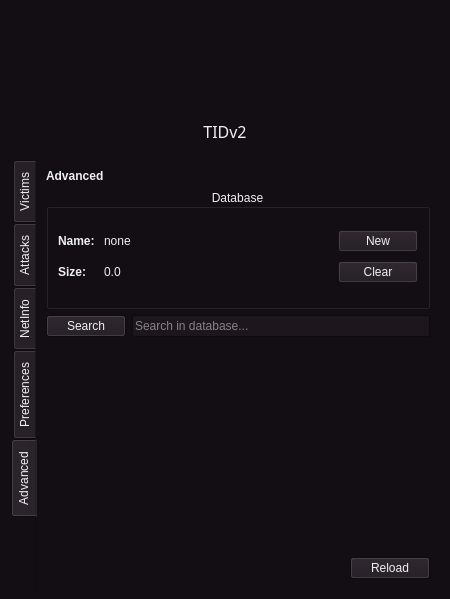
Qt form core/qt5/Main.ui (0xInfection/TIDoS-Framework) before a commit.
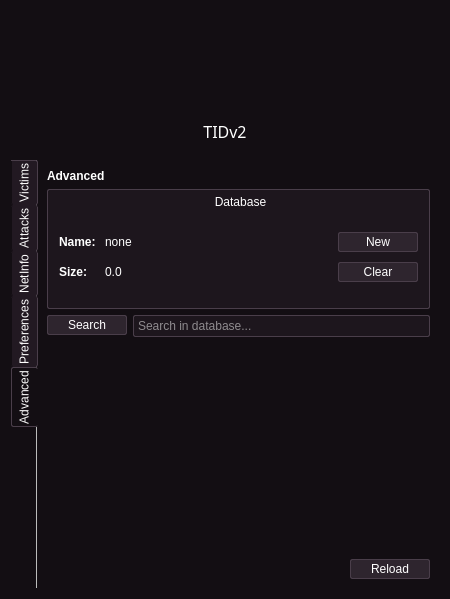
The same form after that commit. The open tabs and pages were chosen to show the change. Icons and pictures are not drawn.

Diff of the .ui file:
```diff
--- a/core/qt5/Main.ui
+++ b/core/qt5/Main.ui
@@ -40,36 +40,36 @@
      <colorrole role="Light">
       <brush brushstyle="SolidPattern">
        <color alpha="255">
-        <red>195</red>
-        <green>165</green>
-        <blue>195</blue>
+        <red>122</red>
+        <green>110</green>
+        <blue>122</blue>
        </color>
       </brush>
      </colorrole>
      <colorrole role="Midlight">
       <brush brushstyle="SolidPattern">
        <color alpha="255">
-        <red>172</red>
-        <green>126</green>
-        <blue>172</blue>
+        <red>122</red>
+        <green>110</green>
+        <blue>122</blue>
        </color>
       </brush>
      </colorrole>
      <colorrole role="Dark">
       <brush brushstyle="SolidPattern">
        <color alpha="255">
-        <red>143</red>
-        <green>105</green>
-        <blue>143</blue>
+        <red>122</red>
+        <green>110</green>
+        <blue>122</blue>
        </color>
       </brush>
      </colorrole>
      <colorrole role="Mid">
       <brush brushstyle="SolidPattern">
        <color alpha="255">
-        <red>105</red>
-        <green>77</green>
-        <blue>105</blue>
+        <red>122</red>
+        <green>110</green>
+        <blue>122</blue>
        </color>
       </brush>
      </colorrole>
@@ -121,9 +121,9 @@
      <colorrole role="Shadow">
       <brush brushstyle="SolidPattern">
        <color alpha="255">
-        <red>172</red>
-        <green>126</green>
-        <blue>172</blue>
+        <red>122</red>
+        <green>110</green>
+        <blue>122</blue>
        </color>
       </brush>
      </colorrole>
@@ -231,36 +231,36 @@
      <colorrole role="Light">
       <brush brushstyle="SolidPattern">
        <color alpha="255">
-        <red>195</red>
-        <green>165</green>
-        <blue>195</blue>
+        <red>122</red>
+        <green>110</green>
+        <blue>122</blue>
        </color>
       </brush>
      </colorrole>
      <colorrole role="Midlight">
       <brush brushstyle="SolidPattern">
        <color alpha="255">
-        <red>172</red>
-        <green>126</green>
-        <blue>172</blue>
+        <red>122</red>
+        <green>110</green>
+        <blue>122</blue>
        </color>
       </brush>
      </colorrole>
      <colorrole role="Dark">
       <brush brushstyle="SolidPattern">
        <color alpha="255">
-        <red>143</red>
-        <green>105</green>
-        <blue>143</blue>
+        <red>122</red>
+        <green>110</green>
+        <blue>122</blue>
        </color>
       </brush>
      </colorrole>
      <colorrole role="Mid">
       <brush brushstyle="SolidPattern">
        <color alpha="255">
-        <red>105</red>
-        <green>77</green>
-        <blue>105</blue>
+        <red>122</red>
+        <green>110</green>
+        <blue>122</blue>
        </color>
       </brush>
      </colorrole>
@@ -312,9 +312,9 @@
      <colorrole role="Shadow">
       <brush brushstyle="SolidPattern">
        <color alpha="255">
-        <red>172</red>
-        <green>126</green>
-        <blue>172</blue>
+        <red>122</red>
+        <green>110</green>
+        <blue>122</blue>
        </color>
       </brush>
      </colorrole>
@@ -404,9 +404,9 @@
      <colorrole role="WindowText">
       <brush brushstyle="SolidPattern">
        <color alpha="255">
-        <red>143</red>
-        <green>105</green>
-        <blue>143</blue>
+        <red>122</red>
+        <green>110</green>
+        <blue>122</blue>
        </color>
       </brush>
      </colorrole>
@@ -422,45 +422,45 @@
      <colorrole role="Light">
       <brush brushstyle="SolidPattern">
        <color alpha="255">
-        <red>195</red>
-        <green>165</green>
-        <blue>195</blue>
+        <red>122</red>
+        <green>110</green>
+        <blue>122</blue>
        </color>
       </brush>
      </colorrole>
      <colorrole role="Midlight">
       <brush brushstyle="SolidPattern">
        <color alpha="255">
-        <red>172</red>
-        <green>126</green>
-        <blue>172</blue>
+        <red>122</red>
+        <green>110</green>
+        <blue>122</blue>
        </color>
       </brush>
      </colorrole>
      <colorrole role="Dark">
       <brush brushstyle="SolidPattern">
        <color alpha="255">
-        <red>143</red>
-        <green>105</green>
-        <blue>143</blue>
+        <red>122</red>
+        <green>110</green>
+        <blue>122</blue>
        </color>
       </brush>
      </colorrole>
      <colorrole role="Mid">
       <brush brushstyle="SolidPattern">
        <color alpha="255">
-        <red>105</red>
-        <green>77</green>
-        <blue>105</blue>
+        <red>122</red>
+        <green>110</green>
+        <blue>122</blue>
        </color>
       </brush>
      </colorrole>
      <colorrole role="Text">
       <brush brushstyle="SolidPattern">
        <color alpha="255">
-        <red>143</red>
-        <green>105</green>
-        <blue>143</blue>
+        <red>122</red>
+        <green>110</green>
+        <blue>122</blue>
        </color>
       </brush>
      </colorrole>
@@ -476,9 +476,9 @@
      <colorrole role="ButtonText">
       <brush brushstyle="SolidPattern">
        <color alpha="255">
-        <red>143</red>
-        <green>105</green>
-        <blue>143</blue>
+        <red>122</red>
+        <green>110</green>
+        <blue>122</blue>
        </color>
       </brush>
      </colorrole>
@@ -503,9 +503,9 @@
      <colorrole role="Shadow">
       <brush brushstyle="SolidPattern">
        <color alpha="255">
-        <red>172</red>
-        <green>126</green>
-        <blue>172</blue>
+        <red>122</red>
+        <green>110</green>
+        <blue>122</blue>
        </color>
       </brush>
      </colorrole>
@@ -596,6 +596,193 @@
   <property name="windowTitle">
    <string>TIDoS</string>
   </property>
+  <property name="styleSheet">
+   <string notr="true">QDialog *:enabled {
+color: #ffffff;
+}
+
+QTabWidget::tab-bar {
+background-color: #130e13;
+min-width: 21;
+} 
+
+QTabBar::tab {
+min-width: 21;
+background: #130e13; /*221922*/
+border-radius: 2px;
+spacing: 6;
+padding: 2px;
+}
+
+QTabBar::tab:selected {
+border: 1px solid #4a3e4a;
+border-right-color: #130e13; 
+background: #130e13;
+}
+QTabBar::tab:!selected {
+border: 1px solid #221922;
+border-left-color: #130e13; 
+border-right-color: #4a3e4a; 
+background: #221922;
+}
+QTabBar::tab:first:!selected {
+border: 1px solid #130e13;
+border-right-color: #4a3e4a; 
+border-top-color: #4a3e4a; 
+border-bottom-color: #221922;
+border-top-left-radius: 0px;
+background: #221922;
+}
+QTabBar::tab:first:selected {
+border: 1px solid #4a3e4a;
+border-left-color: #130e13; 
+border-top-left-radius: 0px;
+border-bottom-color: #130e13; 
+background: #221922;
+}
+QTabBar::tab:last:!selected {
+border: 1px solid #130e13;
+border-right-color: #4a3e4a; 
+border-bottom-color: #4a3e4a; 
+border-top-color: #221922;
+background: #221922;
+}
+
+QPushButton {
+padding: 2;
+spacing: 6;
+background-color: #2e252e;
+border: 1px solid #4a3e4a;
+min-width: 74px;
+border-radius: 2px;
+}
+
+QPushButton:pressed {
+background-color: #1d161d;
+}
+
+QGroupBox {
+    background-color: #1d161d;
+    border: 1px solid #4a3e4a;
+    border-radius: 2px;
+	padding: 2;
+	padding-top: 20px;
+    /*margin-top: 1ex;  leave space at the top for the title */
+}
+QGroupBox::title {
+    subcontrol-origin: padding;
+    subcontrol-position: top center; /* position at the top center */
+    padding:  5px;
+}
+
+QComboBox {
+border-radius: 2px;
+padding: 2;
+spacing: 6;
+background-color: #2e252e;
+border: 1px solid #4a3e4a;
+min-width: 74px;
+}
+
+QComboBox:on {
+background-color: #1d161d;
+}
+
+QComboBox QAbstractItemView {
+    border: none;
+	background-color: #130e13;
+	selection-background-color: #221922;
+}
+
+QComboBox::drop-down {
+border-color: #2e252e;
+padding: 2;
+}
+
+
+QComboBox::down-arrow {
+    image: url(core/qt5/icons/down.svg);
+}
+
+QListView {
+border: 1px solid #4a3e4a;
+padding: 2;
+border-radius: 2px;
+background-color: #1d161d;
+font-size: 10pt;
+selection-background-color: #271d27;
+}
+
+QTreeView {
+border: 1px solid #4a3e4a;
+padding: 2;
+border-radius: 2px;
+background-color: #1d161d;
+selection-background-color: #271d27;
+}
+
+QLineEdit {
+border: 1px solid #4a3e4a;
+padding: 2;
+border-radius: 2px;
+background-color: #1d161d;
+selection-background-color: #271d27;
+}
+
+QFrame[frameShape=&quot;4&quot;] {
+color: #c8bdc8;
+}
+
+QFrame[frameShape=&quot;5&quot;] {
+color: #c8bdc8;
+}
+
+QTabBar QToolButton {
+border: none;
+background-color: #130e13
+}
+
+QCheckBox::indicator {
+border: 1px solid transparent;
+}
+QCheckBox::indicator:checked {
+border-color: transparent;
+background-color: transparent;
+image: url(core/qt5/icons/check.png);
+}
+
+QCheckBox::indicator:indeterminate {
+border-color: transparent;
+background-color: transparent;
+image: url(core/qt5/icons/check.png);
+}
+
+QCheckBox::indicator:unchecked {
+background-color: #221922;
+image: none;
+}
+
+QTreeView::indicator {
+border: 1px solid transparent;
+}
+QTreeView::indicator:checked {
+border-color: transparent;
+background-color: transparent;
+image: url(core/qt5/icons/check.png);
+}
+
+QTreeView::indicator:indeterminate {
+border-color: transparent;
+background-color: transparent;
+image: url(core/qt5/icons/check.png);
+}
+
+QTreeView::indicator:unchecked {
+background-color: #221922;
+image: none;
+}
+</string>
+  </property>
   <layout class="QVBoxLayout" name="verticalLayout">
    <item>
     <layout class="QVBoxLayout" name="verticalLayout_6">
@@ -751,6 +938,9 @@
         </property>
         <item>
          <widget class="QTabWidget" name="tabWidget">
+          <property name="styleSheet">
+           <string notr="true"/>
+          </property>
           <property name="tabPosition">
            <enum>QTabWidget::West</enum>
           </property>
@@ -763,6 +953,9 @@
           <property name="elideMode">
            <enum>Qt::ElideNone</enum>
           </property>
+          <property name="usesScrollButtons">
+           <bool>true</bool>
+          </property>
           <property name="documentMode">
            <bool>true</bool>
           </property>
@@ -1513,6 +1706,42 @@
                   <property name="palette">
                    <palette>
                     <active>
+                     <colorrole role="WindowText">
+                      <brush brushstyle="SolidPattern">
+                       <color alpha="255">
+                        <red>255</red>
+                        <green>255</green>
+                        <blue>255</blue>
+                       </color>
+                      </brush>
+                     </colorrole>
+                     <colorrole role="Button">
+                      <brush brushstyle="SolidPattern">
+                       <color alpha="255">
+                        <red>29</red>
+                        <green>22</green>
+                        <blue>29</blue>
+                       </color>
+                      </brush>
+                     </colorrole>
+                     <colorrole role="Text">
+                      <brush brushstyle="SolidPattern">
+                       <color alpha="255">
+                        <red>255</red>
+                        <green>255</green>
+                        <blue>255</blue>
+                       </color>
+                      </brush>
+                     </colorrole>
+                     <colorrole role="ButtonText">
+                      <brush brushstyle="SolidPattern">
+                       <color alpha="255">
+                        <red>255</red>
+                        <green>255</green>
+                        <blue>255</blue>
+                       </color>
+                      </brush>
+                     </colorrole>
                      <colorrole role="Base">
                       <brush brushstyle="SolidPattern">
                        <color alpha="255">
@@ -1531,8 +1760,53 @@
                        </color>
                       </brush>
                      </colorrole>
+                     <colorrole role="PlaceholderText">
+                      <brush brushstyle="NoBrush">
+                       <color alpha="128">
+                        <red>255</red>
+                        <green>255</green>
+                        <blue>255</blue>
+                       </color>
+                      </brush>
+                     </colorrole>
                     </active>
                     <inactive>
+                     <colorrole role="WindowText">
+                      <brush brushstyle="SolidPattern">
+                       <color alpha="255">
+                        <red>255</red>
+                        <green>255</green>
+                        <blue>255</blue>
+                       </color>
+                      </brush>
+                     </colorrole>
+                     <colorrole role="Button">
+                      <brush brushstyle="SolidPattern">
+                       <color alpha="255">
+                        <red>29</red>
+                        <green>22</green>
+                        <blue>29</blue>
+                       </color>
+                      </brush>
+                     </colorrole>
+                     <colorrole role="Text">
+                      <brush brushstyle="SolidPattern">
+                       <color alpha="255">
+                        <red>255</red>
+                        <green>255</green>
+                        <blue>255</blue>
+                       </color>
+                      </brush>
+                     </colorrole>
+                     <colorrole role="ButtonText">
+                      <brush brushstyle="SolidPattern">
+                       <color alpha="255">
+                        <red>255</red>
+                        <green>255</green>
+                        <blue>255</blue>
+                       </color>
+                      </brush>
+                     </colorrole>
                      <colorrole role="Base">
                       <brush brushstyle="SolidPattern">
                        <color alpha="255">
@@ -1551,8 +1825,53 @@
                        </color>
                       </brush>
                      </colorrole>
+                     <colorrole role="PlaceholderText">
+                      <brush brushstyle="NoBrush">
+                       <color alpha="128">
+                        <red>255</red>
+                        <green>255</green>
+                        <blue>255</blue>
+                       </color>
+                      </brush>
+                     </colorrole>
                     </inactive>
                     <disabled>
+                     <colorrole role="WindowText">
+                      <brush brushstyle="SolidPattern">
+                       <color alpha="255">
+                        <red>91</red>
+                        <green>89</green>
+                        <blue>92</blue>
+                       </color>
+                      </brush>
+                     </colorrole>
+                     <colorrole role="Button">
+                      <brush brushstyle="SolidPattern">
+                       <color alpha="255">
+                        <red>29</red>
+                        <green>22</green>
+                        <blue>29</blue>
+                       </color>
+                      </brush>
+                     </colorrole>
+                     <colorrole role="Text">
+                      <brush brushstyle="SolidPattern">
+                       <color alpha="255">
+                        <red>98</red>
+                        <green>94</green>
+                        <blue>98</blue>
+                       </color>
+                      </brush>
+                     </colorrole>
+                     <colorrole role="ButtonText">
+                      <brush brushstyle="SolidPattern">
+                       <color alpha="255">
+                        <red>100</red>
+                        <green>95</green>
+                        <blue>101</blue>
+                       </color>
+                      </brush>
+                     </colorrole>
                      <colorrole role="Base">
                       <brush brushstyle="SolidPattern">
                        <color alpha="255">
@@ -1571,6 +1890,15 @@
                        </color>
                       </brush>
                      </colorrole>
+                     <colorrole role="PlaceholderText">
+                      <brush brushstyle="NoBrush">
+                       <color alpha="128">
+                        <red>239</red>
+                        <green>240</green>
+                        <blue>241</blue>
+                       </color>
+                      </brush>
+                     </colorrole>
                     </disabled>
                    </palette>
                   </property>
@@ -1743,6 +2071,33 @@
               <property name="palette">
                <palette>
                 <active>
+                 <colorrole role="WindowText">
+                  <brush brushstyle="SolidPattern">
+                   <color alpha="255">
+                    <red>255</red>
+                    <green>255</green>
+                    <blue>255</blue>
+                   </color>
+                  </brush>
+                 </colorrole>
+                 <colorrole role="Text">
+                  <brush brushstyle="SolidPattern">
+                   <color alpha="255">
+                    <red>255</red>
+                    <green>255</green>
+                    <blue>255</blue>
+                   </color>
+                  </brush>
+                 </colorrole>
+                 <colorrole role="ButtonText">
+                  <brush brushstyle="SolidPattern">
+                   <color alpha="255">
+                    <red>255</red>
+                    <green>255</green>
+                    <blue>255</blue>
+                   </color>
+                  </brush>
+                 </colorrole>
                  <colorrole role="Base">
                   <brush brushstyle="SolidPattern">
                    <color alpha="255">
@@ -1752,8 +2107,44 @@
                    </color>
                   </brush>
                  </colorrole>
+                 <colorrole role="PlaceholderText">
+                  <brush brushstyle="NoBrush">
+                   <color alpha="128">
+                    <red>255</red>
+                    <green>255</green>
+                    <blue>255</blue>
+                   </color>
+                  </brush>
+                 </colorrole>
                 </active>
                 <inactive>
+                 <colorrole role="WindowText">
+                  <brush brushstyle="SolidPattern">
+                   <color alpha="255">
+                    <red>255</red>
+                    <green>255</green>
+                    <blue>255</blue>
+                   </color>
+                  </brush>
+                 </colorrole>
+                 <colorrole role="Text">
+                  <brush brushstyle="SolidPattern">
+                   <color alpha="255">
+                    <red>255</red>
+                    <green>255</green>
+                    <blue>255</blue>
+                   </color>
+                  </brush>
+                 </colorrole>
+                 <colorrole role="ButtonText">
+                  <brush brushstyle="SolidPattern">
+                   <color alpha="255">
+                    <red>255</red>
+                    <green>255</green>
+                    <blue>255</blue>
+                   </color>
+                  </brush>
+                 </colorrole>
                  <colorrole role="Base">
                   <brush brushstyle="SolidPattern">
                    <color alpha="255">
@@ -1763,8 +2154,44 @@
                    </color>
                   </brush>
                  </colorrole>
+                 <colorrole role="PlaceholderText">
+                  <brush brushstyle="NoBrush">
+                   <color alpha="128">
+                    <red>255</red>
+                    <green>255</green>
+                    <blue>255</blue>
+                   </color>
+                  </brush>
+                 </colorrole>
                 </inactive>
                 <disabled>
+                 <colorrole role="WindowText">
+                  <brush brushstyle="SolidPattern">
+                   <color alpha="255">
+                    <red>91</red>
+                    <green>89</green>
+                    <blue>92</blue>
+                   </color>
+                  </brush>
+                 </colorrole>
+                 <colorrole role="Text">
+                  <brush brushstyle="SolidPattern">
+                   <color alpha="255">
+                    <red>98</red>
+                    <green>94</green>
+                    <blue>98</blue>
+                   </color>
+                  </brush>
+                 </colorrole>
+                 <colorrole role="ButtonText">
+                  <brush brushstyle="SolidPattern">
+                   <color alpha="255">
+                    <red>100</red>
+                    <green>95</green>
+                    <blue>101</blue>
+                   </color>
+                  </brush>
+                 </colorrole>
                  <colorrole role="Base">
                   <brush brushstyle="SolidPattern">
                    <color alpha="255">
@@ -1774,6 +2201,15 @@
                    </color>
                   </brush>
                  </colorrole>
+                 <colorrole role="PlaceholderText">
+                  <brush brushstyle="NoBrush">
+                   <color alpha="128">
+                    <red>239</red>
+                    <green>240</green>
+                    <blue>241</blue>
+                   </color>
+                  </brush>
+                 </colorrole>
                 </disabled>
                </palette>
               </property>
```
Left out of the diff: 27 changed lines with no effect on the pictures.
